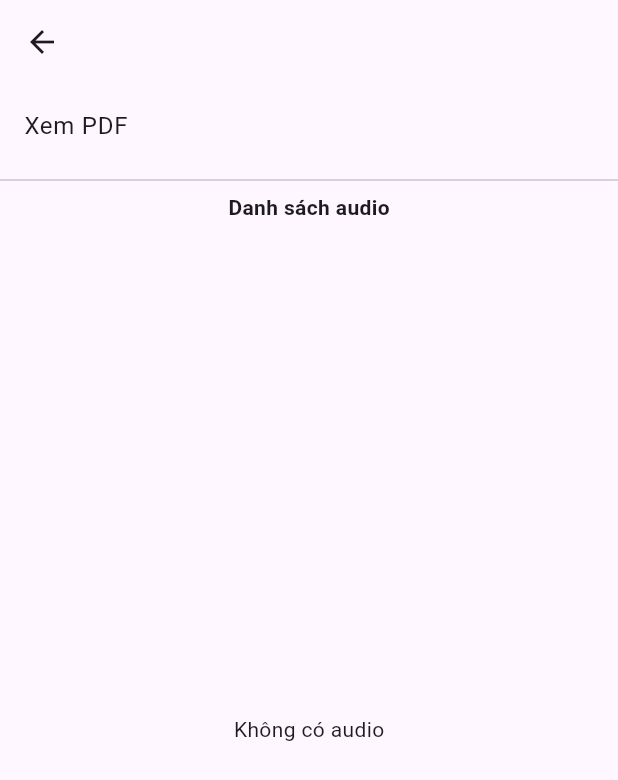
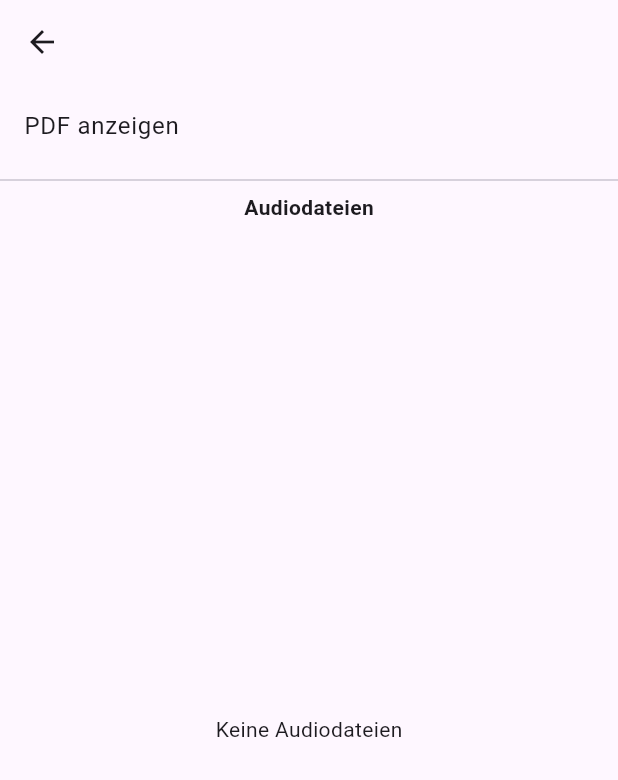
Before and after one commit to telberia/course-app, a Flutter app: the LessonDetailPage screen opened directly with empty values, on a phone screen of 412 x 824 dp. Shown: the top 780 px of the screen. Run offline on Flutter 3.47's test engine with Material 3 defaults, Android fonts, the phone set to English and light mode, and no system bars; our stand-ins replace audioplayers, supabase_flutter; missing offline and left inert: flutter_pdfview; accounts and stored records are empty.

Commit message:
Update welcome_page.dart

```diff
--- a/course_app/lib/welcome_page.dart
+++ b/course_app/lib/welcome_page.dart
@@ -6,7 +6,6 @@ import 'package:audioplayers/audioplayers.dart';
 import 'package:flutter_pdfview/flutter_pdfview.dart';
 import 'package:supabase_flutter/supabase_flutter.dart';
 import 'package:flutter/foundation.dart' show kIsWeb;
-import 'dart:html' as html;
 
 class WelcomePage extends StatefulWidget {
   const WelcomePage({Key? key}) : super(key: key);
@@ -61,15 +60,15 @@ class _WelcomePageState extends State<WelcomePage> {
     showDialog(
       context: context,
       builder: (context) => AlertDialog(
-        title: const Text('Thông tin người dùng'),
+        title: const Text('Benutzerinformationen'),
         content: user == null
-            ? const Text('Không có thông tin người dùng')
+            ? const Text('Keine Benutzerdaten gefunden')
             : Column(
                 mainAxisSize: MainAxisSize.min,
                 crossAxisAlignment: CrossAxisAlignment.start,
                 children: [
-                  Text('Email: ${user.email}'),
-                  Text('ID: ${user.id}'),
+                  Text('E-Mail: ${user.email}'),
+                  Text('Benutzer-ID: ${user.id}'),
                 ],
               ),
         actions: [
@@ -81,11 +80,11 @@ class _WelcomePageState extends State<WelcomePage> {
                 Navigator.pushReplacementNamed(context, '/login');
               }
             },
-            child: const Text('Logout'),
+            child: const Text('Abmelden'),
           ),
           TextButton(
             onPressed: () => Navigator.of(context).pop(),
-            child: const Text('Đóng'),
+            child: const Text('Schließen'),
           ),
         ],
       ),
@@ -96,7 +95,7 @@ class _WelcomePageState extends State<WelcomePage> {
   Widget build(BuildContext context) {
     return Scaffold(
       appBar: AppBar(
-        title: const Text('Danh sách khóa học'),
+        title: const Text('Kursliste'),
         actions: [
           IconButton(
             icon: const Icon(Icons.account_circle),
@@ -169,17 +168,9 @@ class _LessonDetailPageState extends State<LessonDetailPage> {
 
   void _playAudio(String audioPath) {
     if (kIsWeb) {
-      // ignore: undefined_prefixed_name
-      final audio = html.AudioElement(audioPath)
-        ..controls = false
-        ..autoplay = true;
-      audio.onTimeUpdate.listen((event) {
-        setState(() {
-          _audioDuration = Duration(milliseconds: (audio.duration * 1000).toInt());
-          _audioPosition = Duration(milliseconds: (audio.currentTime * 1000).toInt());
-        });
-      });
-      audio.play();
+      ScaffoldMessenger.of(context).showSnackBar(
+        const SnackBar(content: Text('Audio wird nur auf Mobilgeräten unterstützt')),
+      );
     } else {
       _audioPlayer.stop();
       _audioPlayer.play(AssetSource(audioPath));
@@ -188,8 +179,9 @@ class _LessonDetailPageState extends State<LessonDetailPage> {
 
   void _stopAudio() {
     if (kIsWeb) {
-      // Không thể stop audio HTML dễ dàng nếu không giữ reference, nên chỉ reload trang
-      html.window.location.reload();
+      ScaffoldMessenger.of(context).showSnackBar(
+        const SnackBar(content: Text('Audio wird nur auf Mobilgeräten unterstützt')),
+      );
     } else {
       _audioPlayer.stop();
     }
@@ -202,7 +194,7 @@ class _LessonDetailPageState extends State<LessonDetailPage> {
       body: Column(
         children: [
           ListTile(
-            title: const Text('Xem PDF'),
+            title: const Text('PDF anzeigen'),
             onTap: () {
               Navigator.push(
                 context,
@@ -213,10 +205,10 @@ class _LessonDetailPageState extends State<LessonDetailPage> {
             },
           ),
           const Divider(),
-          const Text('Danh sách audio', style: TextStyle(fontWeight: FontWeight.bold)),
+          const Text('Audiodateien', style: TextStyle(fontWeight: FontWeight.bold)),
           Expanded(
             child: widget.audioFiles.isEmpty
-                ? const Center(child: Text('Không có audio'))
+                ? const Center(child: Text('Keine Audiodateien'))
                 : ListView.builder(
                     itemCount: widget.audioFiles.length,
                     itemBuilder: (context, index) {
@@ -251,10 +243,12 @@ class _LessonDetailPageState extends State<LessonDetailPage> {
                             IconButton(
                               icon: const Icon(Icons.play_arrow),
                               onPressed: () => _playAudio(audio),
+                              tooltip: 'Abspielen',
                             ),
                             IconButton(
                               icon: const Icon(Icons.stop),
                               onPressed: _stopAudio,
+                              tooltip: 'Stopp',
                             ),
                           ],
                         ),
@@ -276,13 +270,13 @@ class PDFViewPage extends StatelessWidget {
   Widget build(BuildContext context) {
     if (kIsWeb) {
       return Scaffold(
-        appBar: AppBar(title: const Text('Xem PDF')),
-        body: const Center(child: Text('Chỉ hỗ trợ xem PDF trên mobile')),
+        appBar: AppBar(title: const Text('PDF anzeigen')),
+        body: const Center(child: Text('PDF-Anzeige nur auf Mobilgeräten unterstützt')),
       );
     } else {
       // Mobile: dùng flutter_pdfview như cũ
       return Scaffold(
-        appBar: AppBar(title: const Text('Xem PDF')),
+        appBar: AppBar(title: const Text('PDF anzeigen')),
         body: FutureBuilder<String>(
           future: _copyAssetToTemp(pdfAssetPath),
           builder: (context, snapshot) {
@@ -290,7 +284,7 @@ class PDFViewPage extends StatelessWidget {
               return const Center(child: CircularProgressIndicator());
             }
             if (!snapshot.hasData) {
-              return const Center(child: Text('Không tìm thấy file PDF'));
+              return const Center(child: Text('PDF-Datei nicht gefunden'));
             }
             return PDFView(
               filePath: snapshot.data!,
```
